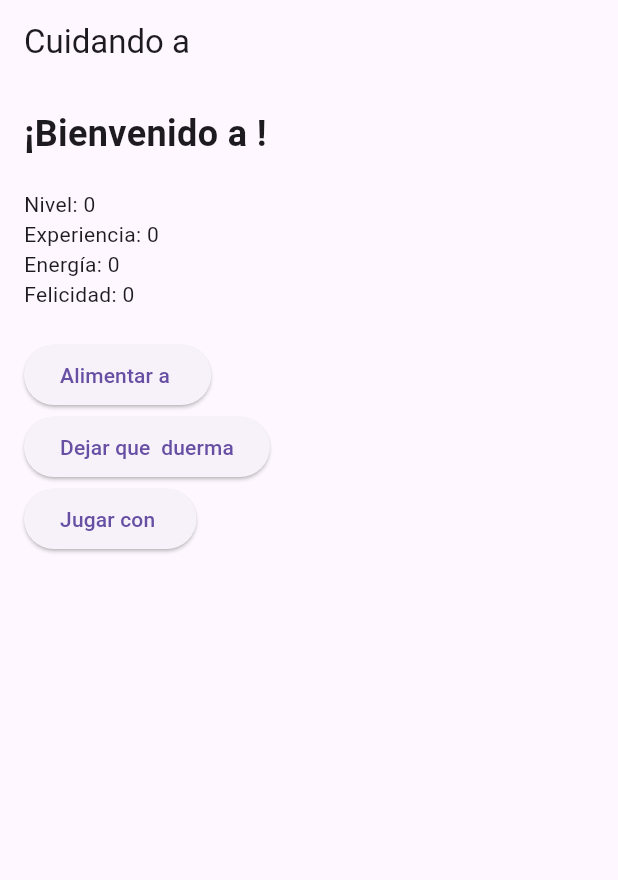
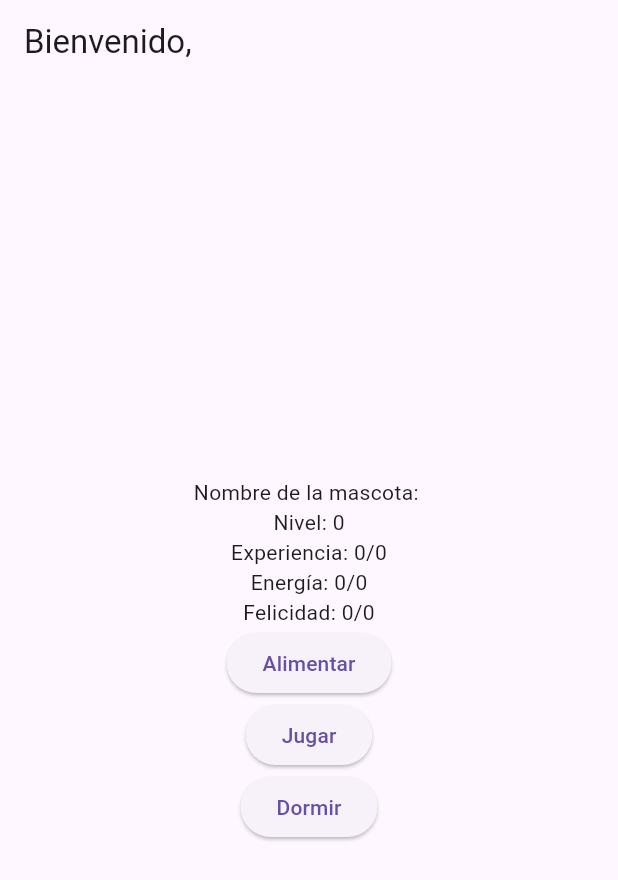
Before and after one commit to Karla-A03/Petify, a Flutter app: the HomeScreen screen opened directly with empty values, on a phone screen of 412 x 824 dp. Shown: the top 880 px of the screen. Run offline on Flutter 3.47's test engine with Material 3 defaults, Android fonts, the phone set to English and light mode, and no system bars; our stand-ins replace cloud_firestore, firebase_auth, firebase_core; missing offline and left inert: firebase_app_check; accounts and stored records are empty.

Commit message:
Consumiendo de manera correcta la base de datos

```diff
--- a/lib/screens/home_screen.dart
+++ b/lib/screens/home_screen.dart
@@ -1,10 +1,10 @@
 import 'dart:async';
+
+import 'package:cloud_firestore/cloud_firestore.dart';
 import 'package:flutter/material.dart';
-import 'package:cloud_firestore/cloud_firestore.dart';
-import 'package:firebase_core/firebase_core.dart';
 
 class Mascota {
-  String nombre;
+  final String petName;
   int nivel;
   int experiencia;
   int energia;
@@ -14,7 +14,7 @@ class Mascota {
   int maxFelicidad;
 
   Mascota({
-    required this.nombre,
+    required this.petName,
     this.nivel = 1,
     this.experiencia = 0,
     this.energia = 100,
@@ -69,7 +69,7 @@ class Mascota {
 
   Map<String, dynamic> toMap() {
     return {
-      'nombre': nombre,
+      'petName': petName,
       'nivel': nivel,
       'experiencia': experiencia,
       'energia': energia,
@@ -82,115 +82,135 @@ class Mascota {
 
   factory Mascota.fromMap(Map<String, dynamic> map) {
     return Mascota(
-      nombre: map['nombre'],
-      nivel: map['nivel'],
-      experiencia: map['experiencia'],
-      energia: map['energia'],
-      felicidad: map['felicidad'],
-      maxExperiencia: map['maxExperiencia'],
-      maxEnergia: map['maxEnergia'],
-      maxFelicidad: map['maxFelicidad'],
+      petName: map['petName'] ?? 'Default',
+      nivel: map['nivel']?.toInt() ?? 1,
+      experiencia: map['experiencia']?.toInt() ?? 0,
+      energia: map['energia']?.toInt() ?? 100,
+      felicidad: map['felicidad']?.toInt() ?? 100,
+      maxExperiencia: map['maxExperiencia']?.toInt() ?? 100,
+      maxEnergia: map['maxEnergia']?.toInt() ?? 100,
+      maxFelicidad: map['maxFelicidad']?.toInt() ?? 100,
     );
   }
 }
 
 class HomeScreen extends StatefulWidget {
   final String userEmail;
-
-  HomeScreen({required this.userEmail});
+  const HomeScreen({Key? key, required this.userEmail}) : super(key: key);
 
   @override
-  _HomeScreenState createState() => _HomeScreenState();
+  State<HomeScreen> createState() => _HomeScreenState();
 }
 
 class _HomeScreenState extends State<HomeScreen> {
-  late Mascota miMascota;
-  late CollectionReference mascotasRef;
+  late StreamSubscription<DocumentSnapshot<Map<String, dynamic>>> _mascotaStream;
+  Mascota? miMascota;
 
   @override
   void initState() {
     super.initState();
-    mascotasRef = FirebaseFirestore.instance.collection('mascotas');
-    _cargarMascota();
-  }
-
-  void _cargarMascota() async {
-    DocumentSnapshot docSnapshot = await mascotasRef.doc(widget.userEmail).get();
-    if (docSnapshot.exists) {
+    _mascotaStream = FirebaseFirestore.instance
+        .collection('mascotas')
+        .doc(widget.userEmail)
+        .snapshots()
+        .listen((snapshot) {
+      if (snapshot.exists) {
         setState(() {
-        miMascota = Mascota.fromMap(docSnapshot.data() as Map<String, dynamic>);
-        miMascota.iniciarCiclo();
+          miMascota = Mascota.fromMap(snapshot.data()!);
+          miMascota!.iniciarCiclo(); // Inicia el ciclo de la mascota
         });
       } else {
         setState(() {
-        miMascota = Mascota(nombre: 'Fluffy');
-        miMascota.iniciarCiclo();
-        _guardarMascota();
+          miMascota = null;
         });
       }
+    }, onError: (error) {
+      print('Error al obtener los datos de la mascota: $error');
+      setState(() {
+        miMascota = null;
+      });
+    });
   }
 
-  void _guardarMascota() {
-    mascotasRef.doc(widget.userEmail).set(miMascota.toMap());
+  @override
+  void dispose() {
+    _mascotaStream.cancel();
+    super.dispose();
   }
 
   @override
   Widget build(BuildContext context) {
     return Scaffold(
-      appBar: AppBar(title: Text('Cuidando a ${miMascota.nombre}')),
-      body: Padding(
-        padding: const EdgeInsets.all(16.0),
-        child: Column(
-          crossAxisAlignment: CrossAxisAlignment.start,
+      appBar: AppBar(title: Text('Bienvenido, ${widget.userEmail}')),
+      body: Center(
+        child: StreamBuilder<DocumentSnapshot<Map<String, dynamic>>>(
+          stream: FirebaseFirestore.instance
+              .collection('mascotas')
+              .doc(widget.userEmail)
+              .snapshots(),
+          builder: (context, snapshot) {
+            if (snapshot.hasError) {
+              return Text('Error: ${snapshot.error}');
+            }
+
+            if (snapshot.connectionState == ConnectionState.waiting) {
+              return const CircularProgressIndicator();
+            }
+
+            if (!snapshot.hasData || !snapshot.data!.exists) {
+              return const Text('No se encontraron datos de la mascota.');
+            }
+
+            Mascota mascota = Mascota.fromMap(snapshot.data!.data()!);
+
+            return Column(
+              mainAxisAlignment: MainAxisAlignment.center,
               children: [
-            Text(
-              '¡Bienvenido a ${miMascota.nombre}!',
-              style: TextStyle(fontSize: 24, fontWeight: FontWeight.bold),
-            ),
-            SizedBox(height: 20),
-            Text('Nivel: ${miMascota.nivel}'),
-            Text('Experiencia: ${miMascota.experiencia}'),
-            Text('Energía: ${miMascota.energia}'),
-            Text('Felicidad: ${miMascota.felicidad}'),
-            SizedBox(height: 20),
+                Text('Nombre de la mascota: ${mascota.petName}'),
+                Text('Nivel: ${mascota.nivel}'),
+                Text('Experiencia: ${mascota.experiencia}/${mascota.maxExperiencia}'),
+                Text('Energía: ${mascota.energia}/${mascota.maxEnergia}'),
+                Text('Felicidad: ${mascota.felicidad}/${mascota.maxFelicidad}'),
                 ElevatedButton(
                   onPressed: () {
-                setState(() {
-                  miMascota.alimentar();
-                  _guardarMascota();
-                });
+                    mascota.alimentar();
+                    _guardarMascota(mascota);
                   },
-              child: Text('Alimentar a ${miMascota.nombre}'),
+                  child: const Text('Alimentar'),
                 ),
                 ElevatedButton(
                   onPressed: () {
-                setState(() {
-                  miMascota.dormir();
-                  _guardarMascota();
-                });
+                    mascota.jugar();
+                    _guardarMascota(mascota);
                   },
-              child: Text('Dejar que ${miMascota.nombre} duerma'),
+                  child: const Text('Jugar'),
                 ),
                 ElevatedButton(
                   onPressed: () {
-                setState(() {
-                  miMascota.jugar();
-                  _guardarMascota();
-                });
+                    mascota.dormir();
+                    _guardarMascota(mascota);
                   },
-              child: Text('Jugar con ${miMascota.nombre}'),
+                  child: const Text('Dormir'),
                 ),
               ],
+            );
+          },
         ),
       ),
     );
   }
+
+  Future<void> _guardarMascota(Mascota mascota) async {
+    try {
+      await FirebaseFirestore.instance
+          .collection('mascotas')
+          .doc(widget.userEmail)
+          .update(mascota.toMap());
+    } catch (e) {
+      print('Error al guardar los datos: $e');
+      ScaffoldMessenger.of(context).showSnackBar(
+        SnackBar(content: Text('Error al guardar los datos: $e')),
+      );
     }
-
-void main() async {
-  WidgetsFlutterBinding.ensureInitialized();
-  await Firebase.initializeApp();
-  runApp(MaterialApp(
-    home: HomeScreen(userEmail: 'usuario@example.com'),
-  ));
   }
+}
```
Also changed, not shown: lib/screens/register_pet.dart (+38 -22 lines). Lines whose indentation alone changed are shown as unchanged.
